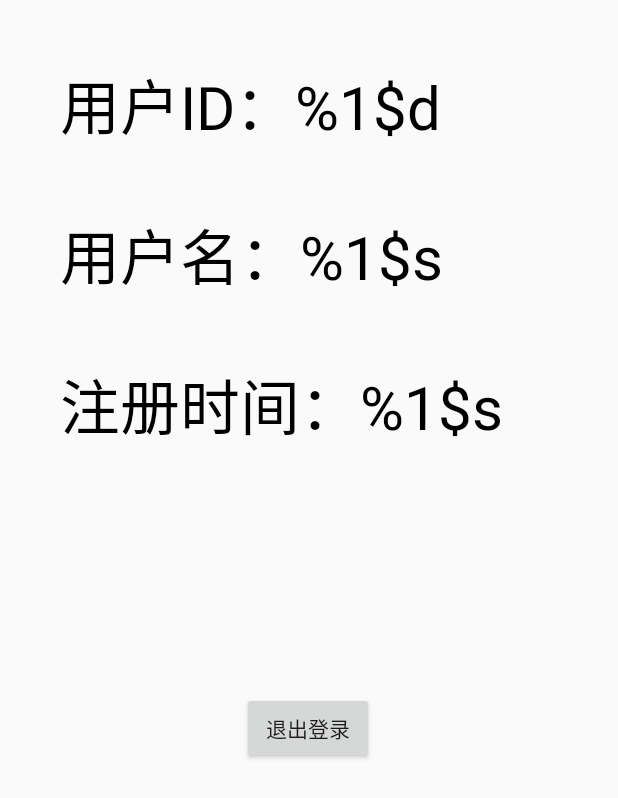
After one commit to 0Kirby/ProgressNote, an Android app: the layout activity_user.xml on its own in the app's theme, with its tools: preview values and no code run, on a phone screen of 412 x 824 dp. The commit adds this screen. Shown: the top 798 px of the screen. Run offline under Robolectric (Android 15) with nearby library versions, the phone set to English and light mode, and no system bars.

Commit message:
add User.db & UserActivity

```diff
--- a/app/build.gradle
+++ b/app/build.gradle
@@ -7,7 +7,7 @@ android {
         minSdkVersion 19
         targetSdkVersion 29
         versionCode 1
-        versionName "1.2.5"
+        versionName "1.3.0"
         testInstrumentationRunner "androidx.test.runner.AndroidJUnitRunner"
     }
     buildTypes {
--- a/app/src/main/AndroidManifest.xml
+++ b/app/src/main/AndroidManifest.xml
@@ -12,6 +12,9 @@
         android:roundIcon="@mipmap/note_icon"
         android:supportsRtl="true"
         android:theme="@style/AppTheme">
+        <activity
+            android:name=".UserActivity"
+            android:label="@string/title_activity_user" />
         <activity
             android:name=".LoginActivity"
             android:label="@string/title_activity_login" />
--- a/app/src/main/java/com/xqjtqy/progressnote/EditingActivity.java
+++ b/app/src/main/java/com/xqjtqy/progressnote/EditingActivity.java
@@ -15,7 +15,7 @@ import android.widget.Toast;
 import androidx.appcompat.app.AlertDialog;
 import androidx.appcompat.app.AppCompatActivity;
 
-import com.xqjtqy.progressnote.db.MyDatabaseHelper;
+import com.xqjtqy.progressnote.db.NoteDatabaseHelper;
 
 import java.text.SimpleDateFormat;
 import java.util.Date;
@@ -29,7 +29,7 @@ public class EditingActivity extends AppCompatActivity {
     private TextView mainText;
     private Date date;
     private SimpleDateFormat simpleDateFormat;
-    private MyDatabaseHelper dbHelper;
+    private NoteDatabaseHelper dbHelper;
     private SQLiteDatabase db;
     private Cursor cursor;
     private static int type;
@@ -71,7 +71,7 @@ public class EditingActivity extends AppCompatActivity {
         date = new Date(System.currentTimeMillis());
         noteTime.setText(simpleDateFormat.format(date));
 
-        dbHelper = new MyDatabaseHelper(this,
+        dbHelper = new NoteDatabaseHelper(this,
                 "Note.db", null, 1);
         db = dbHelper.getReadableDatabase();
         cursor = db.query("Note", null, "id = ?",
--- /dev/null
+++ b/app/src/main/res/layout/activity_user.xml
@@ -0,0 +1,61 @@
+<?xml version="1.0" encoding="utf-8"?>
+<androidx.constraintlayout.widget.ConstraintLayout xmlns:android="http://schemas.android.com/apk/res/android"
+    xmlns:app="http://schemas.android.com/apk/res-auto"
+    xmlns:tools="http://schemas.android.com/tools"
+    android:layout_width="match_parent"
+    android:layout_height="match_parent"
+    tools:context=".UserActivity">
+
+    <TextView
+        android:id="@+id/login_userId"
+        android:layout_width="wrap_content"
+        android:layout_height="wrap_content"
+        android:layout_marginTop="40dp"
+        android:text="@string/login_userId"
+        android:textColor="#000000"
+        android:textSize="40sp"
+        app:layout_constraintEnd_toEndOf="@+id/login_username"
+        app:layout_constraintHorizontal_bias="0.0"
+        app:layout_constraintStart_toStartOf="@+id/login_username"
+        app:layout_constraintTop_toTopOf="parent" />
+
+    <TextView
+        android:id="@+id/login_username"
+        android:layout_width="wrap_content"
+        android:layout_height="wrap_content"
+        android:layout_marginStart="40dp"
+        android:layout_marginTop="40dp"
+        android:text="@string/login_username"
+        android:textColor="#000000"
+        android:textSize="40sp"
+        app:layout_constraintStart_toStartOf="parent"
+        app:layout_constraintTop_toBottomOf="@+id/login_userId" />
+
+    <TextView
+        android:id="@+id/register_time"
+        android:layout_width="wrap_content"
+        android:layout_height="wrap_content"
+        android:layout_marginTop="40dp"
+        android:text="@string/register_time"
+        android:textColor="#000000"
+        android:textSize="40sp"
+        app:layout_constraintStart_toStartOf="@+id/login_username"
+        app:layout_constraintTop_toBottomOf="@+id/login_username" />
+
+    <Button
+        android:id="@+id/exit_login"
+        android:layout_width="wrap_content"
+        android:layout_height="wrap_content"
+        android:layout_gravity="start"
+        android:layout_marginStart="48dp"
+        android:layout_marginEnd="48dp"
+        android:layout_marginBottom="64dp"
+        android:text="@string/exit_login"
+        app:layout_constraintBottom_toBottomOf="parent"
+        app:layout_constraintEnd_toEndOf="parent"
+        app:layout_constraintHorizontal_bias="0.497"
+        app:layout_constraintStart_toStartOf="parent"
+        app:layout_constraintTop_toBottomOf="@+id/register_time"
+        app:layout_constraintVertical_bias="0.392" />
+
+</androidx.constraintlayout.widget.ConstraintLayout>
--- a/app/src/main/res/values/strings.xml
+++ b/app/src/main/res/values/strings.xml
@@ -27,4 +27,9 @@
     <string name="filter_username">0123456789abcdefghijklmnopqrstuvwxyz_ABCDEFGHIJKLMNOPQRSTUVWXYZ</string>
     <string name="login_hint">使用已有账号</string>
     <string name="register_hint">还没有账号？</string>
+    <string name="title_activity_user">当前用户</string>
+    <string name="login_userId">用户ID：%1$d</string>
+    <string name="login_username">用户名：%1$s</string>
+    <string name="register_time">注册时间：%1$s</string>
+    <string name="exit_login">退出登录</string>
 </resources>
```
Also changed, not shown: app/src/main/java/com/xqjtqy/progressnote/LoginActivity.java (+21 -2 lines), app/src/main/java/com/xqjtqy/progressnote/MainActivity.java (+48 -6 lines), app/src/main/java/com/xqjtqy/progressnote/UserActivity.java (added, +63 -0 lines), app/src/main/java/com/xqjtqy/progressnote/db/NoteDatabaseHelper.java (renamed from app/src/main/java/com/xqjtqy/progressnote/db/MyDatabaseHelper.java, +5 -5 lines), app/src/main/java/com/xqjtqy/progressnote/db/UserDatabaseHelper.java (added, +44 -0 lines), app/src/main/java/com/xqjtqy/progressnote/userData/SystemUtil.java (added, +56 -0 lines), app/src/main/res/layout/activity_login.xml (+13 -13 lines), 1 other file.
